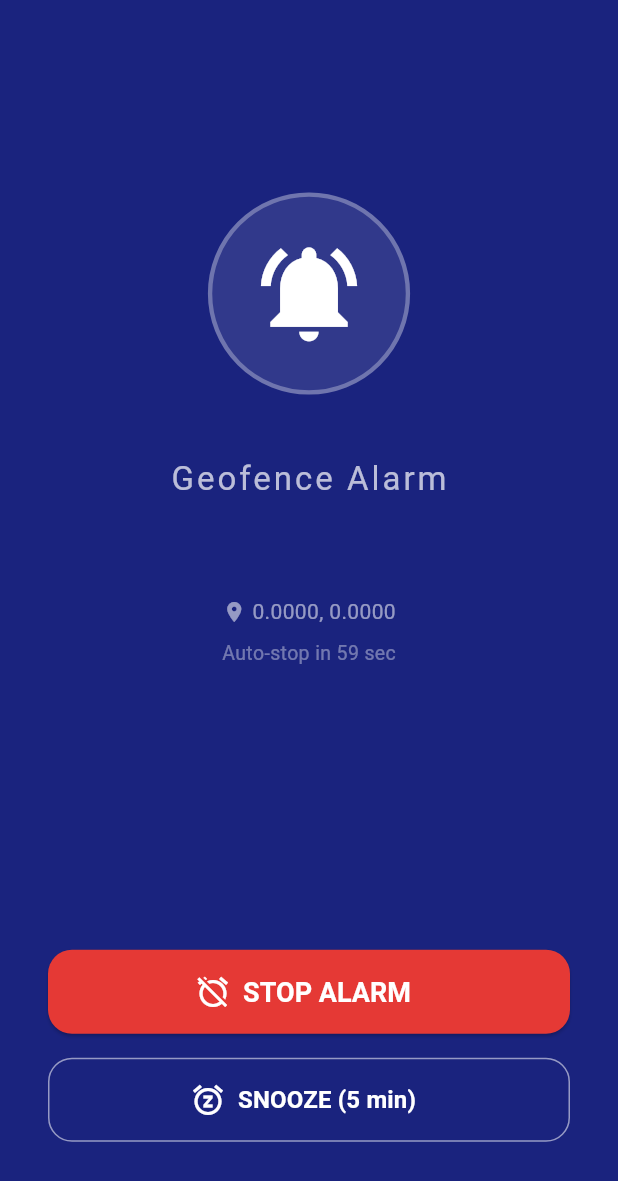
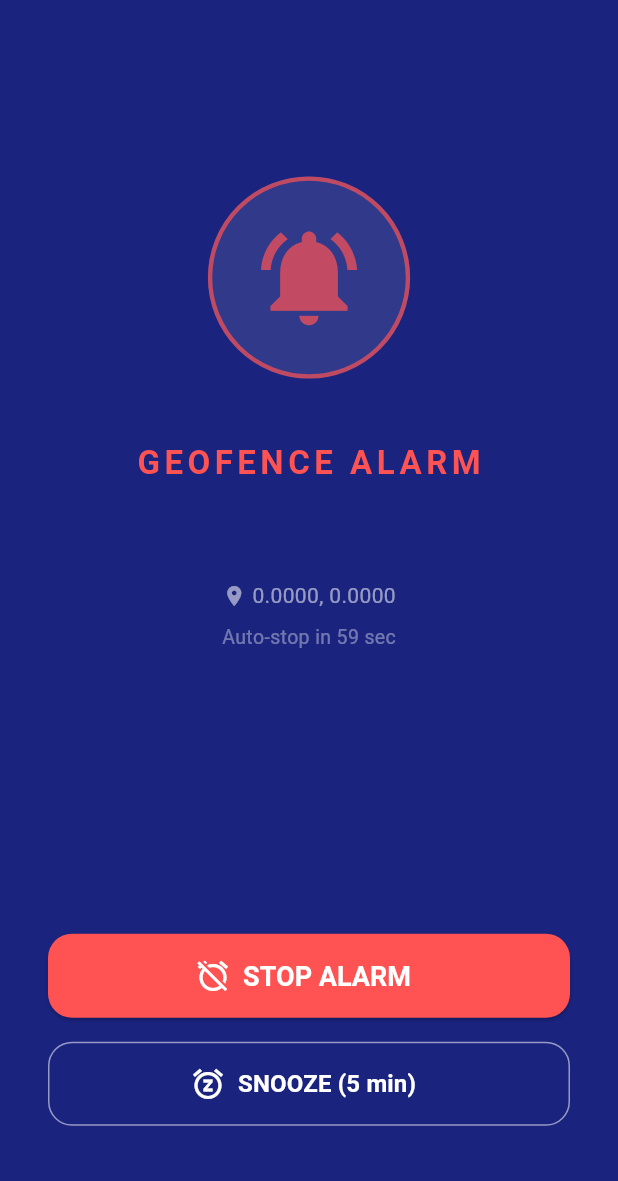
Before and after one commit to MithunKiet/geofence-alarm, a Flutter app: the AlarmRingScreen screen opened directly with empty values, on a phone screen of 412 x 824 dp. Shown: the top 1181 px of the screen. Run offline on Flutter 3.47's test engine with Material 3 defaults, Android fonts, the phone set to English and light mode, and no system bars; our stand-ins replace flutter_local_notifications, geolocator, google_maps_flutter, permission_handler, sqflite; missing offline and left inert: flutter_ringtone_player, geofence_service; accounts and stored records are empty.

Commit message:
feat(ui): fix landscape overflow, strengthen emergency feel on Ring screen
- Wrap the body in SingleChildScrollView + ConstrainedBox(minHeight) +
  IntrinsicHeight so short/landscape screens scroll instead of throwing a
  RenderFlex overflow (the previous Column+Spacer layout had no scroll
  fallback).
- Icon and title now pulse toward a red alert color instead of staying
  white/generic - reads more like an urgent alarm, less like a routine
  notification.
- Add Semantics labels to Stop/Snooze describing what each button does,
  for screen reader users.
- Drop the dead _countdownText branch that could never trigger.

```diff
--- a/lib/screens/alarm/alarm_ring_screen.dart
+++ b/lib/screens/alarm/alarm_ring_screen.dart
@@ -15,10 +15,14 @@ class AlarmRingScreen extends StatefulWidget {
 
 class _AlarmRingScreenState extends State<AlarmRingScreen>
     with SingleTickerProviderStateMixin {
+  static const Color _backgroundColor = Color(0xFF1A237E);
+  static const Color _alertColor = Color(0xFFFF5252);
+
   late int _remainingSeconds;
   Timer? _countdownTimer;
   late AnimationController _pulseController;
   late Animation<double> _pulseAnimation;
+  late Animation<Color?> _alertColorAnimation;
 
   @override
   void initState() {
@@ -32,6 +36,10 @@ class _AlarmRingScreenState extends State<AlarmRingScreen>
     _pulseAnimation = Tween<double>(begin: 0.95, end: 1.05).animate(
       CurvedAnimation(parent: _pulseController, curve: Curves.easeInOut),
     );
+    _alertColorAnimation = ColorTween(
+      begin: _alertColor.withAlpha(153),
+      end: _alertColor,
+    ).animate(_pulseController);
 
     // Only start the alarm if it is not already playing (e.g., when the ring
     // screen is navigated to manually rather than via the geofence callback).
@@ -101,48 +109,34 @@ class _AlarmRingScreenState extends State<AlarmRingScreen>
     super.dispose();
   }
 
-  String get _countdownText {
-    if (_remainingSeconds > 60) return '';
-    return 'Auto-stop in $_remainingSeconds sec';
-  }
-
   @override
   Widget build(BuildContext context) {
     return PopScope(
       canPop: false,
       child: Scaffold(
-        backgroundColor: const Color(0xFF1A237E),
+        backgroundColor: _backgroundColor,
         body: SafeArea(
+          child: LayoutBuilder(
+            builder: (context, constraints) {
+              return SingleChildScrollView(
+                child: ConstrainedBox(
+                  constraints: BoxConstraints(minHeight: constraints.maxHeight),
+                  child: IntrinsicHeight(
                     child: Column(
                       children: [
                         const Spacer(flex: 2),
-              // Pulsing icon
-              ScaleTransition(
+                        _PulsingAlarmIcon(
                           scale: _pulseAnimation,
-                child: Container(
-                  width: 140,
-                  height: 140,
-                  decoration: BoxDecoration(
-                    shape: BoxShape.circle,
-                    color: Colors.white.withAlpha(26),
-                    border: Border.all(
-                      color: Colors.white.withAlpha(77),
-                      width: 3,
-                    ),
-                  ),
-                  child: const Icon(
-                    Icons.notifications_active,
-                    size: 80,
-                    color: Colors.white,
-                  ),
-                ),
+                          ringColor: _alertColorAnimation,
                         ),
                         const SizedBox(height: 40),
                         Text(
-                'Geofence Alarm',
+                          'GEOFENCE ALARM',
+                          semanticsLabel: 'Geofence alarm is ringing',
                           style: Theme.of(context).textTheme.titleLarge?.copyWith(
-                      color: Colors.white70,
-                      letterSpacing: 2,
+                                color: _alertColor,
+                                fontWeight: FontWeight.bold,
+                                letterSpacing: 3,
                               ),
                         ),
                         const SizedBox(height: 12),
@@ -150,7 +144,10 @@ class _AlarmRingScreenState extends State<AlarmRingScreen>
                           padding: const EdgeInsets.symmetric(horizontal: 32),
                           child: Text(
                             widget.alarm.title,
-                  style: Theme.of(context).textTheme.headlineMedium?.copyWith(
+                            style: Theme.of(context)
+                                .textTheme
+                                .headlineMedium
+                                ?.copyWith(
                                   color: Colors.white,
                                   fontWeight: FontWeight.bold,
                                 ),
@@ -163,7 +160,8 @@ class _AlarmRingScreenState extends State<AlarmRingScreen>
                         Row(
                           mainAxisAlignment: MainAxisAlignment.center,
                           children: [
-                  const Icon(Icons.location_on, color: Colors.white54, size: 16),
+                            const Icon(Icons.location_on,
+                                color: Colors.white54, size: 16),
                             const SizedBox(width: 4),
                             Text(
                               '${widget.alarm.latitude.toStringAsFixed(4)}, '
@@ -173,31 +171,36 @@ class _AlarmRingScreenState extends State<AlarmRingScreen>
                           ],
                         ),
                         const SizedBox(height: 8),
-              if (_remainingSeconds <= AppConstants.autoStopSeconds)
                         Text(
-                  _countdownText,
+                          'Auto-stop in $_remainingSeconds sec',
                           style: const TextStyle(
                             color: Colors.white38,
                             fontSize: 13,
                           ),
                         ),
                         const Spacer(flex: 3),
-              // Buttons
                         Padding(
-                padding: const EdgeInsets.symmetric(horizontal: 32),
+                          padding: const EdgeInsets.symmetric(
+                              horizontal: 32, vertical: 16),
                           child: Column(
                             children: [
-                    SizedBox(
+                              Semantics(
+                                label:
+                                    'Stop alarm. Stops the alarm sound and closes this screen.',
+                                button: true,
+                                child: SizedBox(
                                   width: double.infinity,
                                   height: 56,
                                   child: ElevatedButton.icon(
                                     icon: const Icon(Icons.alarm_off, size: 24),
                                     label: const Text(
                                       'STOP ALARM',
-                          style: TextStyle(fontSize: 18, fontWeight: FontWeight.bold),
+                                      style: TextStyle(
+                                          fontSize: 18,
+                                          fontWeight: FontWeight.bold),
                                     ),
                                     style: ElevatedButton.styleFrom(
-                          backgroundColor: Colors.red.shade600,
+                                      backgroundColor: _alertColor,
                                       foregroundColor: Colors.white,
                                       shape: RoundedRectangleBorder(
                                         borderRadius: BorderRadius.circular(16),
@@ -206,8 +209,14 @@ class _AlarmRingScreenState extends State<AlarmRingScreen>
                                     onPressed: _stopAndPop,
                                   ),
                                 ),
+                              ),
                               const SizedBox(height: 16),
-                    SizedBox(
+                              Semantics(
+                                label:
+                                    'Snooze. Stops the alarm and rings again in '
+                                    '${AppConstants.snoozeDurationMinutes} minutes.',
+                                button: true,
+                                child: SizedBox(
                                   width: double.infinity,
                                   height: 56,
                                   child: OutlinedButton.icon(
@@ -215,16 +224,19 @@ class _AlarmRingScreenState extends State<AlarmRingScreen>
                                     label: const Text(
                                       'SNOOZE (${AppConstants.snoozeDurationMinutes} min)',
                                       style: TextStyle(
-                              fontSize: 16, fontWeight: FontWeight.w600),
+                                          fontSize: 16,
+                                          fontWeight: FontWeight.w600),
                                     ),
                                     style: OutlinedButton.styleFrom(
                                       foregroundColor: Colors.white,
-                          side: const BorderSide(color: Colors.white54),
+                                      side: const BorderSide(
+                                          color: Colors.white54),
                                       shape: RoundedRectangleBorder(
                                         borderRadius: BorderRadius.circular(16),
                                       ),
                                     ),
                                     onPressed: _snooze,
+                                  ),
                                 ),
                               ),
                             ],
@@ -236,5 +248,46 @@ class _AlarmRingScreenState extends State<AlarmRingScreen>
                   ),
                 ),
               );
+            },
+          ),
+        ),
+      ),
+    );
   }
 }
+
+class _PulsingAlarmIcon extends StatelessWidget {
+  final Animation<double> scale;
+  final Animation<Color?> ringColor;
+
+  const _PulsingAlarmIcon({required this.scale, required this.ringColor});
+
+  @override
+  Widget build(BuildContext context) {
+    return AnimatedBuilder(
+      animation: Listenable.merge([scale, ringColor]),
+      builder: (context, child) {
+        return Transform.scale(
+          scale: scale.value,
+          child: Container(
+            width: 140,
+            height: 140,
+            decoration: BoxDecoration(
+              shape: BoxShape.circle,
+              color: Colors.white.withAlpha(26),
+              border: Border.all(
+                color: ringColor.value ?? Colors.white,
+                width: 3,
+              ),
+            ),
+            child: Icon(
+              Icons.notifications_active,
+              size: 80,
+              color: ringColor.value ?? Colors.white,
+            ),
+          ),
+        );
+      },
+    );
+  }
+}
```
Lines whose indentation alone changed are shown as unchanged.
